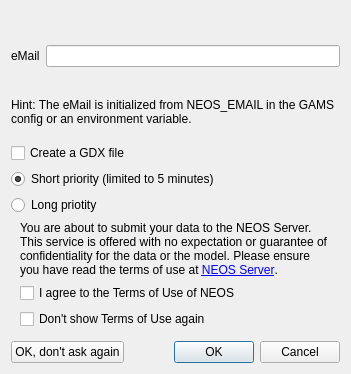
Qt form src/neos/neosstartdialog.ui (GAMS-dev/studio) before a commit.
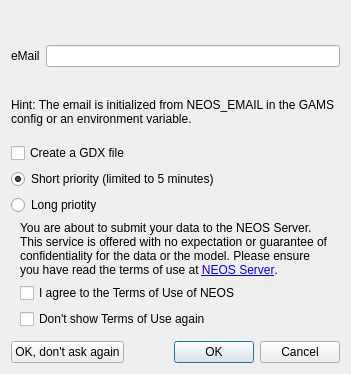
The same form after that commit. Icons and pictures are not drawn.

Commit message: fixed remember entered eMail value

```diff
--- a/src/neos/neosstartdialog.ui
+++ b/src/neos/neosstartdialog.ui
@@ -79,7 +79,7 @@
       <item>
        <widget class="QLabel" name="laEmailHint">
         <property name="text">
-         <string>Hint: The eMail is initialized from NEOS_EMAIL in the GAMS config or an environment variable.</string>
+         <string>Hint: The email is initialized from NEOS_EMAIL in the GAMS config or an environment variable.</string>
         </property>
         <property name="wordWrap">
          <bool>true</bool>
```
The commit also changes 4 other files.
